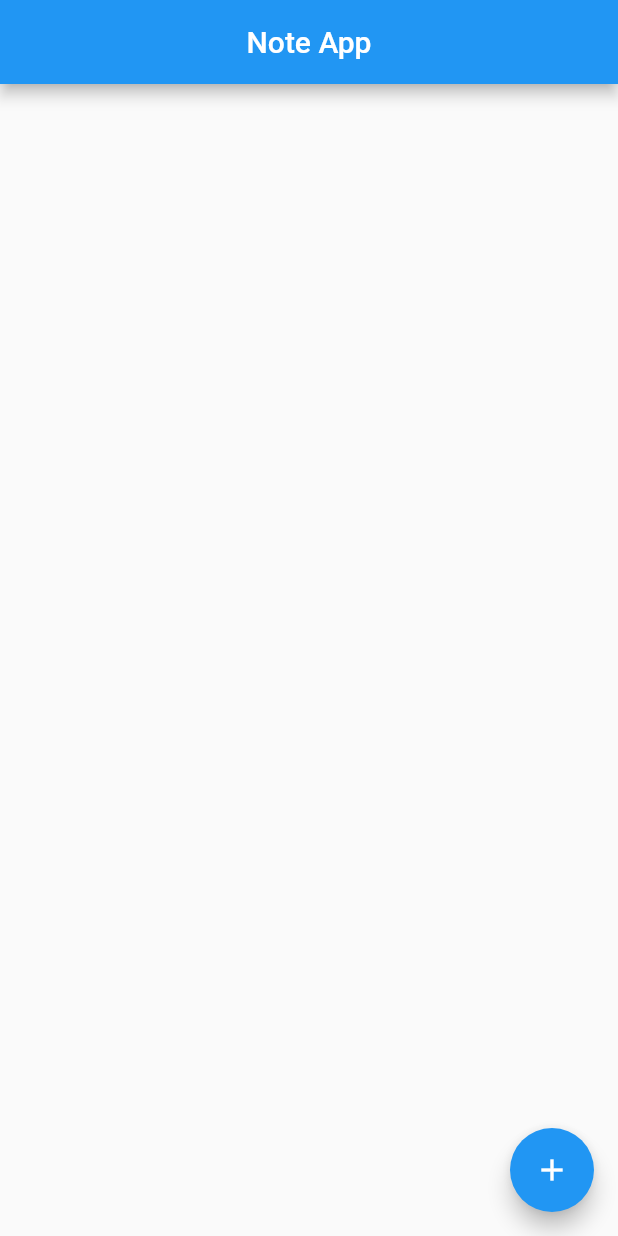
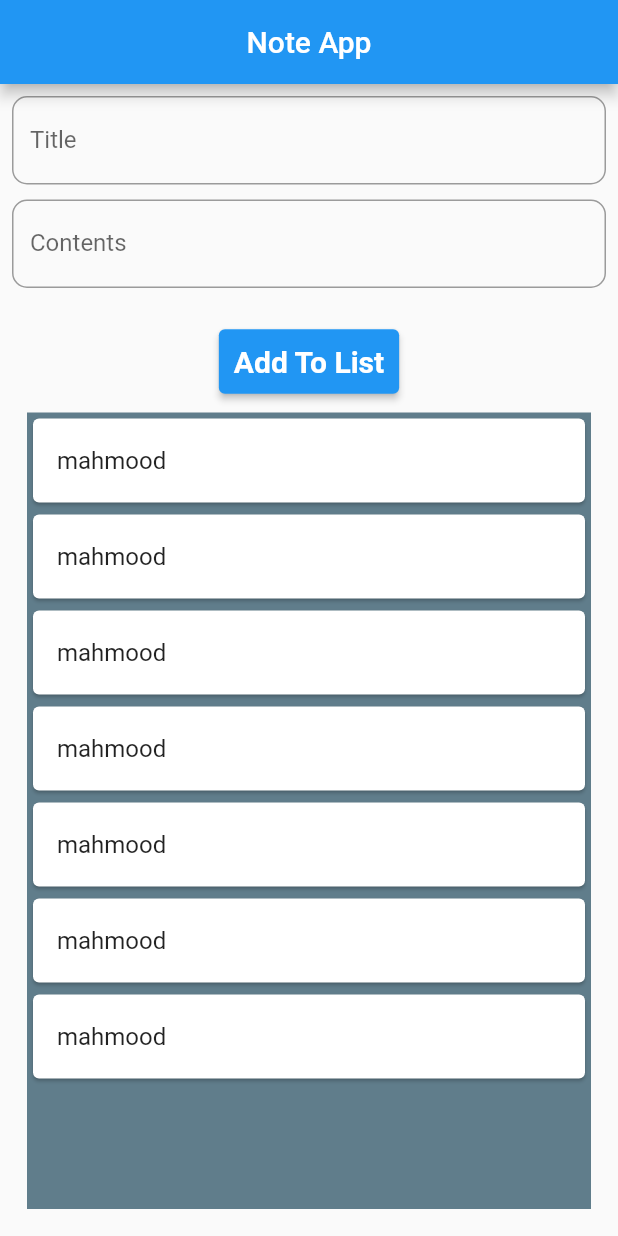
Before and after one commit to MahmoodHashem/note_hive, a Flutter app: the screen it shows after launch, on a phone screen of 412 x 824 dp. Run offline on Flutter 3.47's test engine with Material 2 defaults, Android fonts, the phone set to English and light mode, and no system bars; our stand-ins replace hive, hive_flutter; accounts and stored records are empty.

Commit message:
We put the data into the box.

```diff
--- a/lib/main.dart
+++ b/lib/main.dart
@@ -1,11 +1,17 @@
 import 'package:flutter/material.dart';
 import 'package:hive_flutter/hive_flutter.dart';
+import 'package:note_hive/model/boxes.dart';
 import 'package:note_hive/note.dart';
+import 'package:provider/provider.dart';
+import 'screens/note_screen.dart';
+
 
 void main() async{
   await Hive.initFlutter();
   Hive.registerAdapter(NoteAdapter());
-  runApp(const MyApp());
+   noteBoxes = await Hive.openBox('noteBox');
+  runApp( MaterialApp(
+      home: MyApp()));
 }
 
 class MyApp extends StatelessWidget {
@@ -13,16 +19,6 @@ class MyApp extends StatelessWidget {
 
   @override
   Widget build(BuildContext context) {
-    return MaterialApp(
-      home: Scaffold(
-        appBar: AppBar(
-          title: Text('Note App'),
-          centerTitle: true,
-        ),
-        floatingActionButton: FloatingActionButton(onPressed: (){},
-            child: Icon(Icons.add)
-        ),
-      )
-    );
+    return  NoteScreen();
   }
 }
--- /dev/null
+++ b/lib/model/boxes.dart
@@ -0,0 +1,6 @@
+
+
+import 'package:hive/hive.dart';
+import 'package:note_hive/note.dart';
+
+late Box<Note> noteBoxes;
--- a/lib/note.dart
+++ b/lib/note.dart
@@ -5,12 +5,13 @@ part 'note.g.dart';
 @HiveType(typeId: 1)
 class Note {
 
-  Note({required this.title, required this.details});
+  Note({required this.title, required this.content,});
 
   @HiveField(0)
   String title;
 
   @HiveField(1)
-  int details;
+  String content;
+
 
 }
--- /dev/null
+++ b/lib/screens/note_screen.dart
@@ -0,0 +1,102 @@
+import 'package:flutter/material.dart';
+import 'package:note_hive/model/boxes.dart';
+import 'package:note_hive/note.dart';
+
+class NoteScreen extends StatefulWidget {
+  const NoteScreen({Key? key}) : super(key: key);
+
+  @override
+  State<NoteScreen> createState() => _NoteScreenState();
+}
+
+class _NoteScreenState extends State<NoteScreen> {
+
+
+
+  @override
+  Widget build(BuildContext context) {
+    String? title;
+    String? content;
+    return Scaffold(
+      appBar: AppBar(
+        title: const Text('Note App'),
+        centerTitle: true,
+      ),
+      body: Padding(
+        padding: const EdgeInsets.all(8.0),
+        child: Expanded(
+          child: Column(
+            children: [
+              TextField(
+                decoration: InputDecoration(
+                  labelText: "Title",
+                  border: OutlineInputBorder(
+                    borderRadius: BorderRadius.circular(10)
+                  )
+                ),
+                onChanged: (newTitle){
+                  title = newTitle;
+                },
+              ),
+              SizedBox(
+                height: 10,
+              ),
+              TextField(
+                decoration: InputDecoration(
+                  labelText: "Contents",
+                  border: OutlineInputBorder(
+                    borderRadius: BorderRadius.circular(10)
+                  ),
+                ),
+                onChanged: (newContent){
+                  content = newContent;
+                },
+              ),
+            SizedBox(
+              height: 15,
+            ),
+            SizedBox(
+              height: 10,
+            ),
+            Center(
+              child: ElevatedButton(
+                style: ButtonStyle(
+                  padding: MaterialStatePropertyAll(EdgeInsets.all(10))
+                ),
+                onPressed: (){
+                  setState(() {
+                    noteBoxes.put("key_${title!}",
+                        Note(title: title!, content: content!));
+
+                  });
+                },
+              child: Text("Add To List",
+              style: TextStyle(
+                fontSize: 20,
+                fontWeight: FontWeight.bold,
+              ),
+              ),
+              ),
+            ),
+              Expanded(
+                  child: Container(
+                    color: Colors.blueGrey,
+                margin: EdgeInsets.all(10),
+                child: ListView.builder(
+                  itemCount: 7,
+                    itemBuilder: (context, index){
+                      return Card(
+                        child: ListTile(
+                          title: Text('mahmood'),
+                        ),
+                      );
+                    }
+                ),
+              ))
+            ],
+          ),
+        ),
+      ),
+    );
+  }
+}
--- a/pubspec.yaml
+++ b/pubspec.yaml
@@ -32,6 +32,7 @@ dependencies:
     sdk: flutter
   hive: ^2.2.3
   hive_flutter: ^1.1.0
+  provider: ^6.0.5
 
 
 
```
Also changed, not shown: lib/note.g.dart, pubspec.lock.
